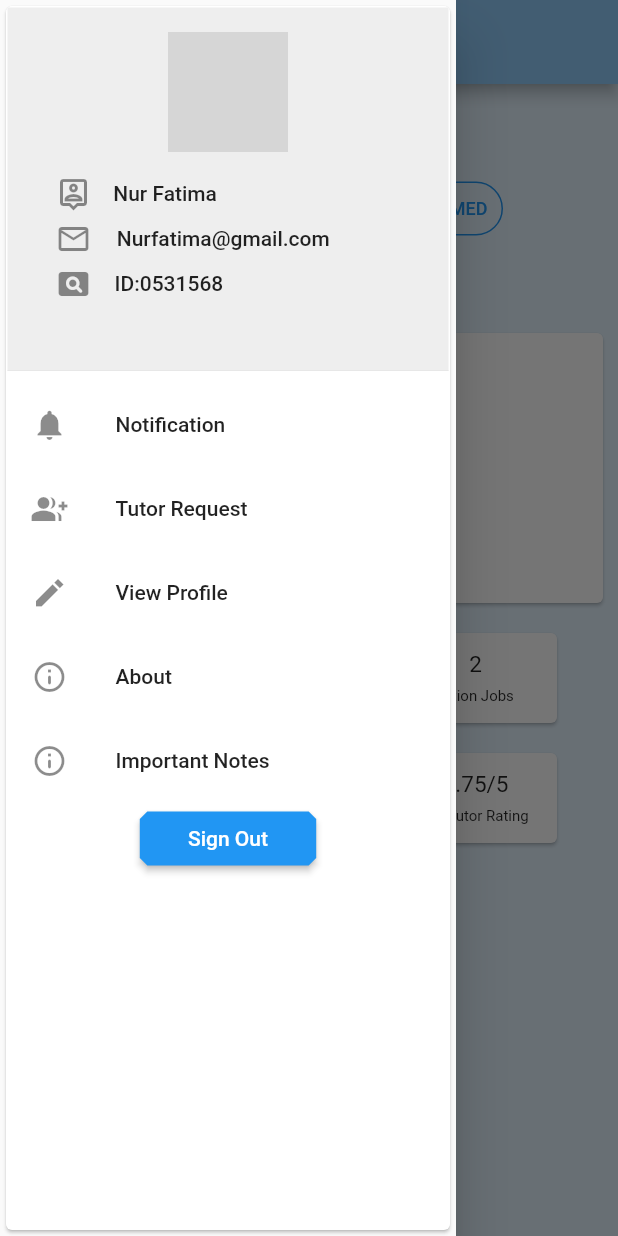
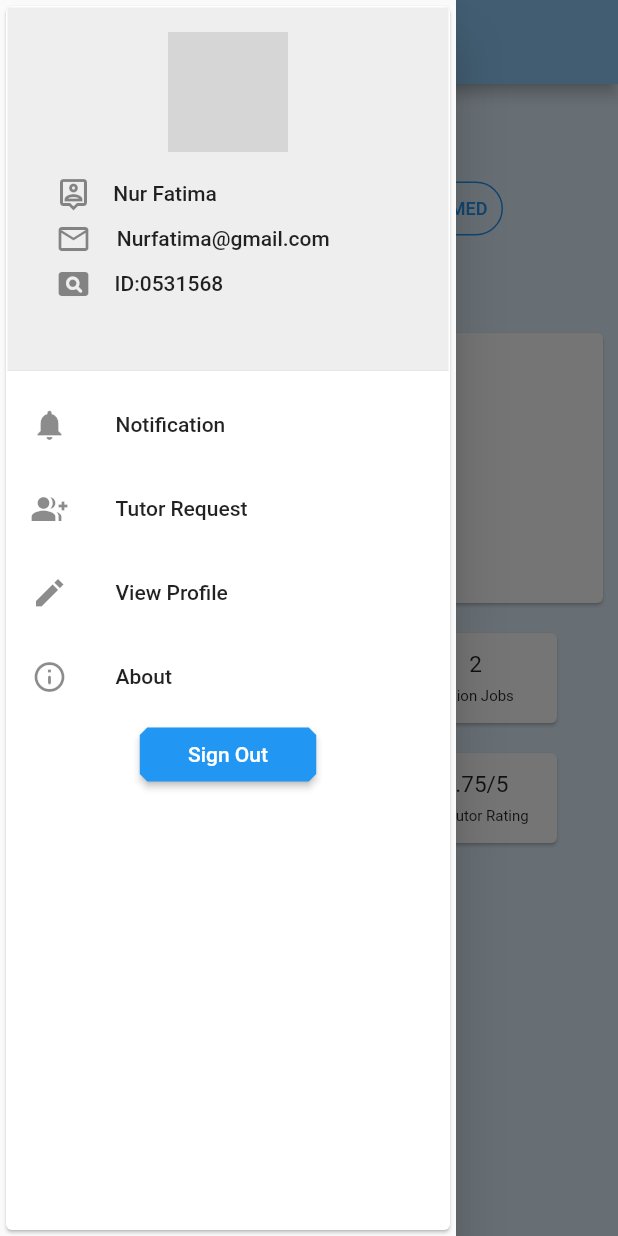
Before and after one commit to Xcoders-dev/easy-tutors, a Flutter app: the user_dashboard screen opened directly, with the side drawer open, on a phone screen of 412 x 824 dp. Run offline on Flutter 3.47's test engine with Material 2 defaults, Android fonts, the phone set to English and light mode, and no system bars; network calls fail; grey boxes are pictures that could not be loaded.

Commit message:
Update user_dashboard.dart
Fixed user_dashboard, removed 'Important Notes tile' from side menu.

```diff
--- a/lib/screens/user_dashboard.dart
+++ b/lib/screens/user_dashboard.dart
@@ -108,8 +108,7 @@ class _user_dashboardState extends State<user_dashboard> {
               buildListTiledrawer("View Profile", Icons.edit_sharp, context, 3),
               buildListTiledrawer(
                   "About", Icons.info_outline_rounded, context, 4),
-              buildListTiledrawer(
-                  "Important Notes", Icons.info_outline_rounded, context, 5),
+
               FractionallySizedBox(
                 widthFactor: 0.4,
                 child: ElevatedButton(
```
